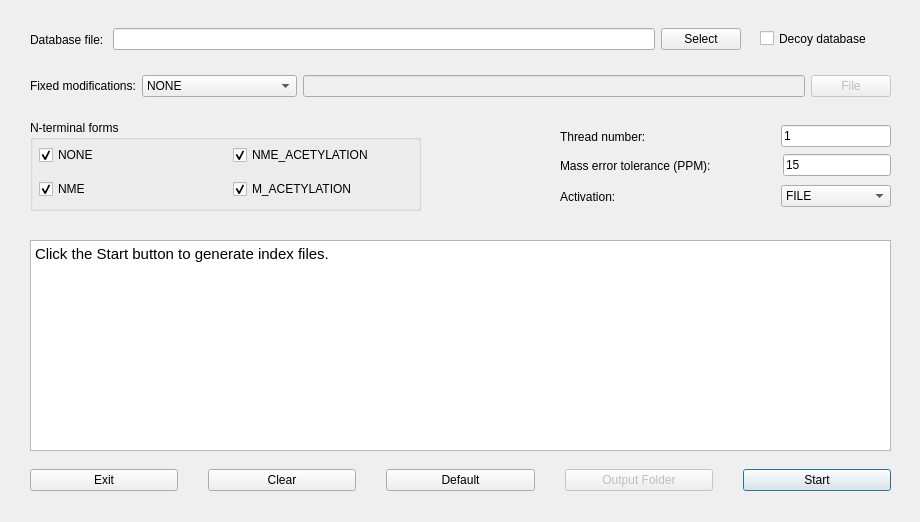
First picture: the form in src/gui/topindex/topindexdialog.ui, repository toppic-suite/toppic-suite, before the edit.
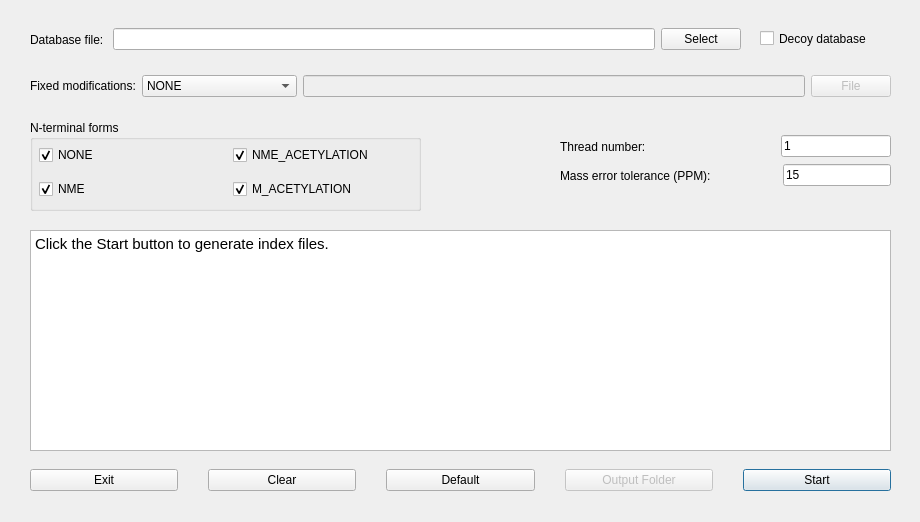
Second picture: the form after the edit. Icons and pictures are not drawn.

Commit message: removed activation type from GUI

```diff
--- a/src/gui/topindex/topindexdialog.ui
+++ b/src/gui/topindex/topindexdialog.ui
@@ -111,17 +111,17 @@
     <property name="geometry">
      <rect>
       <x>30</x>
-      <y>240</y>
+      <y>230</y>
       <width>861</width>
-      <height>211</height>
+      <height>221</height>
      </rect>
     </property>
     <property name="html">
      <string>&lt;!DOCTYPE HTML PUBLIC &quot;-//W3C//DTD HTML 4.0//EN&quot; &quot;http://www.w3.org/TR/REC-html40/strict.dtd&quot;&gt;
 &lt;html&gt;&lt;head&gt;&lt;meta name=&quot;qrichtext&quot; content=&quot;1&quot; /&gt;&lt;style type=&quot;text/css&quot;&gt;
 p, li { white-space: pre-wrap; }
-&lt;/style&gt;&lt;/head&gt;&lt;body style=&quot; font-family:'Ubuntu'; font-size:11pt; font-weight:400; font-style:normal;&quot;&gt;
-&lt;p style=&quot; margin-top:0px; margin-bottom:0px; margin-left:0px; margin-right:0px; -qt-block-indent:0; text-indent:0px;&quot;&gt;&lt;span style=&quot; font-family:'Cantarell';&quot;&gt;Click the Start button to generate index files.&lt;/span&gt;&lt;/p&gt;&lt;/body&gt;&lt;/html&gt;</string>
+&lt;/style&gt;&lt;/head&gt;&lt;body style=&quot; font-family:'MS Shell Dlg 2'; font-size:7.8pt; font-weight:400; font-style:normal;&quot;&gt;
+&lt;p style=&quot; margin-top:0px; margin-bottom:0px; margin-left:0px; margin-right:0px; -qt-block-indent:0; text-indent:0px;&quot;&gt;&lt;span style=&quot; font-family:'Cantarell'; font-size:11pt;&quot;&gt;Click the Start button to generate index files.&lt;/span&gt;&lt;/p&gt;&lt;/body&gt;&lt;/html&gt;</string>
     </property>
    </widget>
    <widget class="QWidget" name="horizontalLayoutWidget_2">
@@ -269,7 +269,7 @@
     <property name="geometry">
      <rect>
       <x>560</x>
-      <y>120</y>
+      <y>130</y>
       <width>331</width>
       <height>33</height>
      </rect>
@@ -304,7 +304,7 @@
     <property name="geometry">
      <rect>
       <x>560</x>
-      <y>150</y>
+      <y>160</y>
       <width>331</width>
       <height>31</height>
      </rect>
@@ -335,63 +335,6 @@
      </item>
     </layout>
    </widget>
-   <widget class="QWidget" name="horizontalLayoutWidget_3">
-    <property name="geometry">
-     <rect>
-      <x>560</x>
-      <y>180</y>
-      <width>331</width>
-      <height>33</height>
-     </rect>
-    </property>
-    <layout class="QHBoxLayout" name="horizontalLayout_6">
-     <property name="sizeConstraint">
-      <enum>QLayout::SetDefaultConstraint</enum>
-     </property>
-     <item>
-      <widget class="QLabel" name="label_3">
-       <property name="text">
-        <string>Activation:</string>
-       </property>
-      </widget>
-     </item>
-     <item>
-      <widget class="QComboBox" name="activationComboBox">
-       <property name="maximumSize">
-        <size>
-         <width>110</width>
-         <height>16777215</height>
-        </size>
-       </property>
-       <item>
-        <property name="text">
-         <string>FILE</string>
-        </property>
-       </item>
-       <item>
-        <property name="text">
-         <string>CID</string>
-        </property>
-       </item>
-       <item>
-        <property name="text">
-         <string>HCD</string>
-        </property>
-       </item>
-       <item>
-        <property name="text">
-         <string>ETD</string>
-        </property>
-       </item>
-       <item>
-        <property name="text">
-         <string>UVPD</string>
-        </property>
-       </item>
-      </widget>
-     </item>
-    </layout>
-   </widget>
    <widget class="QGroupBox" name="groupBox">
     <property name="geometry">
      <rect>
```
Left out of the diff: 4 changed lines with no effect on the pictures.
